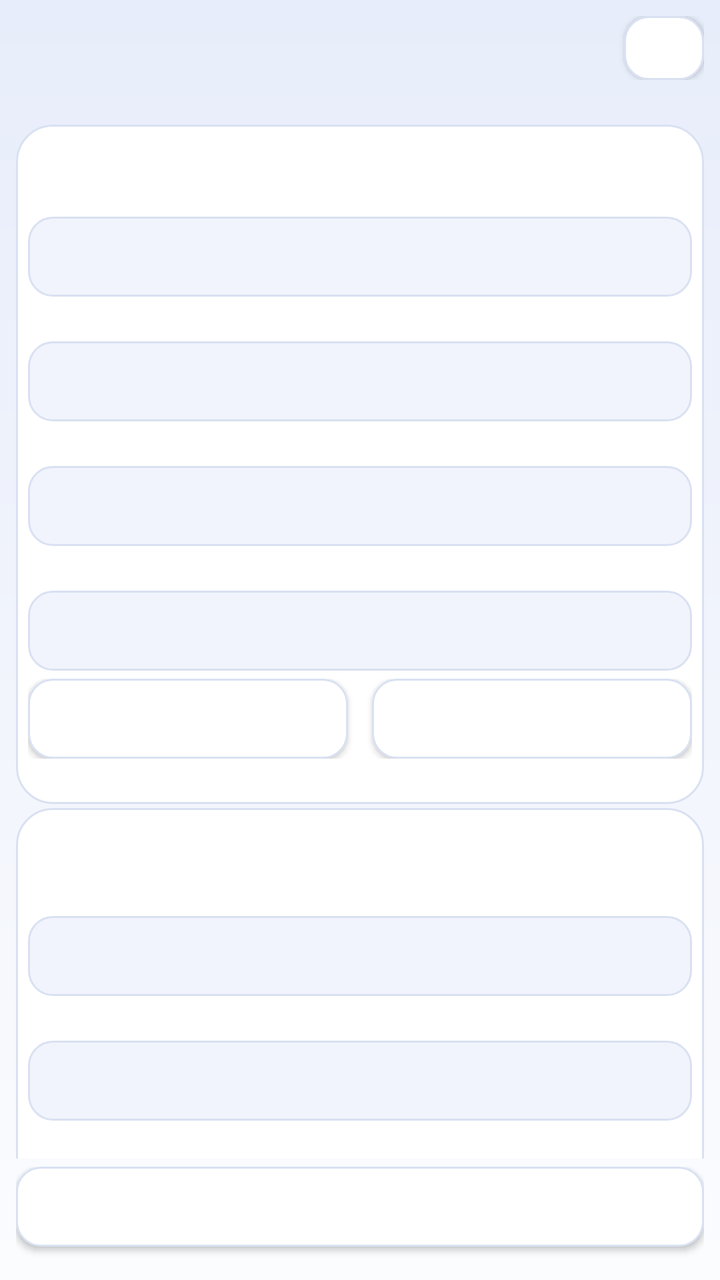
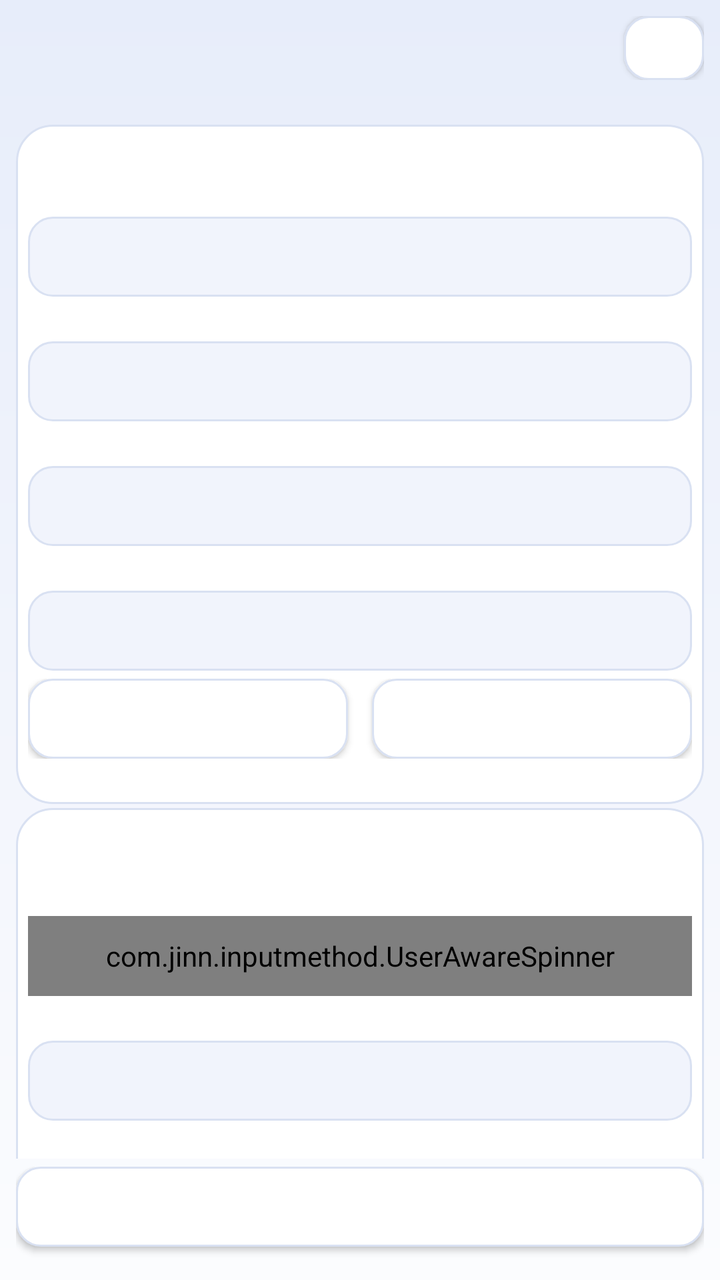

An Android layout rendered at two revisions. The XML below is the earlier revision; the diff shows what the commit changed to produce the second picture.
<!-- AndroidManifest.xml: application theme AppTheme -->
<!-- res/layout/activity_openai_settings.xml -->
<?xml version="1.0" encoding="utf-8"?>
<LinearLayout xmlns:android="http://schemas.android.com/apk/res/android"
    style="@style/PageRoot"
    android:orientation="vertical">

    <LinearLayout
        android:layout_width="match_parent"
        android:layout_height="wrap_content"
        android:gravity="center_vertical"
        android:orientation="horizontal">

        <TextView
            style="@style/PageTitle"
            android:id="@+id/text_ai_title"
            android:layout_height="wrap_content" />

        <Button
            style="@style/PageCloseButton"
            android:id="@+id/btn_ai_close" />
    </LinearLayout>

    <TextView
        style="@style/PageDesc"
        android:id="@+id/text_ai_desc"
        android:layout_width="match_parent"
        android:layout_height="wrap_content" />

    <ScrollView
        android:layout_width="match_parent"
        android:layout_height="0dp"
        android:layout_weight="1"
        android:overScrollMode="never"
        android:scrollbars="none">

        <LinearLayout
            android:layout_width="match_parent"
            android:layout_height="wrap_content"
            android:orientation="vertical">

            
            <LinearLayout style="@style/SettingsCard">
                <TextView
                    style="@style/SectionTitle"
                    android:id="@+id/label_ai_section_basic"/>

                <TextView
                    style="@style/SettingsLabel"
                    android:id="@+id/label_ai_name"
                    android:layout_marginTop="4dp"
                    android:labelFor="@id/edit_ai_name" />

                <EditText
                    style="@style/SettingsField"
                    android:id="@+id/edit_ai_name"
                    android:layout_width="match_parent"
                    android:importantForAutofill="no"
                    android:inputType="text"
                    android:singleLine="true"/>

                <TextView
                    style="@style/SettingsLabel"
                    android:id="@+id/label_ai_base_url"
                    android:layout_marginTop="4dp"
                    android:labelFor="@id/edit_ai_base_url" />

                <EditText
                    style="@style/SettingsField"
                    android:id="@+id/edit_ai_base_url"
                    android:layout_width="match_parent"
                    android:importantForAutofill="no"
                    android:inputType="textUri"
                    android:saveEnabled="false"
                    android:singleLine="true"/>

                <TextView
                    style="@style/SettingsLabel"
                    android:id="@+id/label_ai_api_key"
                    android:layout_marginTop="4dp"
                    android:labelFor="@id/edit_ai_api_key" />

                <EditText
                    style="@style/SettingsField"
                    android:id="@+id/edit_ai_api_key"
                    android:layout_width="match_parent"
                    android:importantForAutofill="no"
                    android:inputType="textPassword"
                    android:saveEnabled="false"
                    android:singleLine="true"/>

                <TextView
                    style="@style/SettingsLabel"
                    android:id="@+id/label_ai_model"
                    android:layout_marginTop="4dp"
                    android:labelFor="@id/edit_ai_model" />

                <EditText
                    style="@style/SettingsField"
                    android:id="@+id/edit_ai_model"
                    android:layout_width="match_parent"
                    android:importantForAutofill="no"
                    android:inputType="text"
                    android:singleLine="true"/>

                <LinearLayout
                    android:layout_width="match_parent"
                    android:layout_height="wrap_content"
                    android:layout_marginTop="4dp"
                    android:orientation="horizontal">

                    <Button
                        style="@style/SettingsButton"
                        android:id="@+id/btn_ai_fetch_models"
                        android:layout_width="0dp"
                        android:layout_marginEnd="6dp"
                        android:layout_weight="1" />

                    <Button
                        style="@style/SettingsButton"
                        android:id="@+id/btn_ai_test"
                        android:layout_width="0dp"
                        android:layout_marginStart="6dp"
                        android:layout_weight="1" />
                </LinearLayout>

                <TextView
                    style="@style/CardHint"
                    android:id="@+id/text_ai_hint"
                    android:layout_width="match_parent"
                    android:layout_height="wrap_content"
                    android:layout_marginTop="2dp"
                    />

                
            </LinearLayout>
            <LinearLayout style="@style/SettingsCard">
                <TextView
                    style="@style/SectionTitle"
                    android:id="@+id/label_ai_section_prompt"
                    android:layout_marginTop="6dp"/>

                <TextView
                    style="@style/SettingsLabel"
                    android:id="@+id/label_ai_target"
                    android:layout_marginTop="4dp"
                    android:labelFor="@id/spinner_ai_target" />

                <Spinner
                    style="@style/SettingsField"
                    android:id="@+id/spinner_ai_target"
                    android:layout_width="match_parent"
                    android:layout_marginTop="2dp"
                    android:spinnerMode="dropdown"/>

                <TextView
                    style="@style/SettingsLabel"
                    android:id="@+id/label_ai_target_custom"
                    android:layout_marginTop="4dp"
                    android:labelFor="@id/edit_ai_target_custom" />

                <EditText
                    style="@style/SettingsField"
                    android:id="@+id/edit_ai_target_custom"
                    android:layout_width="match_parent"
                    android:importantForAutofill="no"
                    android:inputType="text"
                    android:singleLine="true"/>

                <TextView
                    style="@style/SettingsLabel"
                    android:id="@+id/label_ai_system"
                    android:layout_marginTop="4dp"
                    android:labelFor="@id/edit_ai_system" />

                <EditText
                    style="@style/SettingsFieldMultiline"
                    android:id="@+id/edit_ai_system"
                    android:layout_width="match_parent"
                    android:importantForAutofill="no"
                    android:inputType="textMultiLine"
                    android:maxLines="8"/>

                <TextView
                    style="@style/SettingsLabel"
                    android:id="@+id/label_ai_user"
                    android:layout_marginTop="4dp"
                    android:labelFor="@id/edit_ai_user" />

                <EditText
                    style="@style/SettingsFieldMultiline"
                    android:id="@+id/edit_ai_user"
                    android:layout_width="match_parent"
                    android:importantForAutofill="no"
                    android:inputType="textMultiLine"
                    android:maxLines="8"/>

                <Button
                    style="@style/SettingsButton"
                    android:id="@+id/btn_ai_prompt_reset"
                    android:layout_width="match_parent"
                    android:layout_marginTop="3dp" />

                
            </LinearLayout>
            <LinearLayout style="@style/SettingsCard">
                <TextView
                    style="@style/SectionTitle"
                    android:id="@+id/label_ai_section_params"
                    android:layout_marginTop="6dp"/>

                <TextView
                    style="@style/SettingsLabel"
                    android:id="@+id/label_ai_temperature"
                    android:layout_marginTop="4dp"
                    android:labelFor="@id/edit_ai_temperature" />

                <EditText
                    style="@style/SettingsField"
                    android:id="@+id/edit_ai_temperature"
                    android:layout_width="match_parent"
                    android:importantForAutofill="no"
                    android:inputType="numberDecimal"
                    android:singleLine="true"/>

                <TextView
                    style="@style/SettingsLabel"
                    android:id="@+id/label_ai_top_p"
                    android:layout_marginTop="4dp"
                    android:labelFor="@id/edit_ai_top_p" />

                <EditText
                    style="@style/SettingsField"
                    android:id="@+id/edit_ai_top_p"
                    android:layout_width="match_parent"
                    android:importantForAutofill="no"
                    android:inputType="numberDecimal"
                    android:singleLine="true"/>

                <TextView
                    style="@style/SettingsLabel"
                    android:id="@+id/label_ai_max_tokens"
                    android:layout_marginTop="4dp"
                    android:labelFor="@id/edit_ai_max_tokens" />

                <EditText
                    style="@style/SettingsField"
                    android:id="@+id/edit_ai_max_tokens"
                    android:layout_width="match_parent"
                    android:importantForAutofill="no"
                    android:inputType="number"
                    android:singleLine="true"/>

                
            </LinearLayout>
            <LinearLayout style="@style/SettingsCard">
                <TextView
                    style="@style/SectionTitle"
                    android:id="@+id/label_ai_section_advanced"
                    android:layout_marginTop="6dp"/>

                <TextView
                    style="@style/SettingsLabel"
                    android:id="@+id/label_ai_chat_path"
                    android:layout_marginTop="4dp"
                    android:labelFor="@id/edit_ai_chat_path" />

                <EditText
                    style="@style/SettingsField"
                    android:id="@+id/edit_ai_chat_path"
                    android:layout_width="match_parent"
                    android:importantForAutofill="no"
                    android:inputType="textUri"
                    android:singleLine="true"/>

                <TextView
                    style="@style/SettingsLabel"
                    android:id="@+id/label_ai_models_path"
                    android:layout_marginTop="4dp"
                    android:labelFor="@id/edit_ai_models_path" />

                <EditText
                    style="@style/SettingsField"
                    android:id="@+id/edit_ai_models_path"
                    android:layout_width="match_parent"
                    android:importantForAutofill="no"
                    android:inputType="textUri"
                    android:singleLine="true"/>

                <TextView
                    style="@style/SettingsLabel"
                    android:id="@+id/label_ai_response_path"
                    android:layout_marginTop="4dp"
                    android:labelFor="@id/edit_ai_response_path" />

                <EditText
                    style="@style/SettingsField"
                    android:id="@+id/edit_ai_response_path"
                    android:layout_width="match_parent"
                    android:importantForAutofill="no"
                    android:inputType="text"
                    android:singleLine="true"/>

                <TextView
                    style="@style/SettingsLabel"
                    android:id="@+id/label_ai_timeout"
                    android:layout_marginTop="4dp"
                    android:labelFor="@id/edit_ai_timeout" />

                <EditText
                    style="@style/SettingsField"
                    android:id="@+id/edit_ai_timeout"
                    android:layout_width="match_parent"
                    android:importantForAutofill="no"
                    android:inputType="number"
                    android:singleLine="true"/>

                <TextView
                    style="@style/SettingsLabel"
                    android:id="@+id/label_ai_headers"
                    android:layout_marginTop="4dp"
                    android:labelFor="@id/edit_ai_headers" />

                <EditText
                    style="@style/SettingsFieldMultiline"
                    android:id="@+id/edit_ai_headers"
                    android:layout_width="match_parent"
                    android:importantForAutofill="no"
                    android:inputType="textMultiLine"
                    android:maxLines="6"/>

                <TextView
                    style="@style/SettingsLabel"
                    android:id="@+id/label_ai_extra_json"
                    android:layout_marginTop="4dp"
                    android:labelFor="@id/edit_ai_extra_json" />

                <EditText
                    style="@style/SettingsFieldMultiline"
                    android:id="@+id/edit_ai_extra_json"
                    android:layout_width="match_parent"
                    android:importantForAutofill="no"
                    android:inputType="textMultiLine"
                    android:maxLines="8"/>

                <TextView
                    style="@style/CardHint"
                    android:id="@+id/text_ai_footer"
                    android:layout_width="match_parent"
                    android:layout_height="wrap_content"
                    android:layout_marginTop="4dp"
                    />
            </LinearLayout>
        </LinearLayout>
    </ScrollView>

    
    <LinearLayout
        android:layout_width="match_parent"
        android:layout_height="wrap_content"
        android:layout_marginTop="4dp"
        android:orientation="vertical">

        <Button
            style="@style/SettingsButton"
            android:id="@+id/btn_ai_save"
            android:layout_width="match_parent" />

        <TextView
            style="@style/CardHint"
            android:id="@+id/text_ai_save_hint"
            android:layout_width="match_parent"
            android:layout_height="wrap_content"
            android:layout_marginTop="2dp"
            />
    </LinearLayout>
</LinearLayout>
<!-- resources referenced by this layout -->
<resources>
  <style name="CardHint">
          <item name="android:layout_width">match_parent</item>
          <item name="android:layout_height">wrap_content</item>
          <item name="android:textColor">@color/text_secondary</item>
          <item name="android:textSize">11sp</item>
      </style>
  <style name="PageCloseButton" parent="SettingsButton">
          <item name="android:layout_width">40dp</item>
          <item name="android:layout_height">32dp</item>
          <item name="android:minWidth">0dp</item>
          <item name="android:paddingStart">0dp</item>
          <item name="android:paddingEnd">0dp</item>
          <item name="android:textSize">14sp</item>
      </style>
  <style name="PageDesc">
          <item name="android:layout_width">match_parent</item>
          <item name="android:layout_height">wrap_content</item>
          <item name="android:paddingTop">2dp</item>
          <item name="android:paddingBottom">4dp</item>
          <item name="android:textColor">@color/text_secondary</item>
          <item name="android:textSize">12sp</item>
      </style>
  <style name="PageTitle">
          <item name="android:layout_width">0dp</item>
          <item name="android:layout_height">wrap_content</item>
          <item name="android:layout_weight">1</item>
          <item name="android:textColor">@color/text_primary</item>
          <item name="android:textSize">16sp</item>
          <item name="android:textStyle">bold</item>
      </style>
  <style name="SectionTitle">
          <item name="android:layout_width">match_parent</item>
          <item name="android:layout_height">wrap_content</item>
          <item name="android:textColor">@color/text_primary</item>
          <item name="android:textSize">13sp</item>
      </style>
  <style name="SettingsFieldMultiline" parent="SettingsField">
          <item name="android:layout_height">wrap_content</item>
          <item name="android:gravity">top|start</item>
          <item name="android:minLines">2</item>
          <item name="android:padding">12dp</item>
      </style>
  <style name="SettingsLabel">
          <item name="android:layout_width">match_parent</item>
          <item name="android:layout_height">wrap_content</item>
          <item name="android:textColor">@color/text_secondary</item>
          <item name="android:textSize">12sp</item>
          <item name="android:layout_marginBottom">2dp</item>
      </style>
  <color name="text_secondary">#5A6474</color>
  <color name="text_primary">#1A1F2B</color>
  <!-- drawable card_aurora (drawable) -->
  <?xml version="1.0" encoding="utf-8"?>
  <shape xmlns:android="http://schemas.android.com/apk/res/android"
      android:shape="rectangle">
      <solid android:color="@color/card_bg" />
      <corners android:radius="18dp" />
      <stroke
          android:width="1dp"
          android:color="@color/card_stroke" />
  </shape>
  <color name="accent">#2F6BE0</color>
  <color name="app_bg">#F5F7FB</color>
  <color name="nav_bar">#1A1F2B</color>
  <style name="AppDialogTheme" parent="@android:style/Theme.Material.Light.Dialog.Alert">
          <item name="android:colorAccent">@color/accent</item>
          <item name="android:colorBackground">@color/app_bg</item>
          <item name="android:textColorPrimary">@color/text_primary</item>
          <item name="android:textColorSecondary">@color/text_secondary</item>
      </style>
  <color name="aurora_bg_top">#E7EDFA</color>
  <color name="aurora_bg_mid">#F1F4FC</color>
  <color name="aurora_bg_bottom">#FBFCFE</color>
  <color name="ripple_on_surface">#1A000000</color>
  <color name="btn_secondary_bg">#FFFFFF</color>
  <color name="card_stroke">#D9E1F2</color>
  <color name="card_bg">#FFFFFF</color>
  <color name="field_bg">#F1F4FC</color>
  <color name="aurora_cyan">#0A7A90</color>
  <!-- unchanged entries left out for length: 8 -->
</resources>

<!-- the commit's change to res/layout/activity_openai_settings.xml (unified diff, before → after) -->
@@ -144,7 +144,7 @@
                     android:layout_marginTop="4dp"
                     android:labelFor="@id/spinner_ai_target" />
 
-                <Spinner
+                <com.jinn.inputmethod.UserAwareSpinner
                     style="@style/SettingsField"
                     android:id="@+id/spinner_ai_target"
                     android:layout_width="match_parent"
